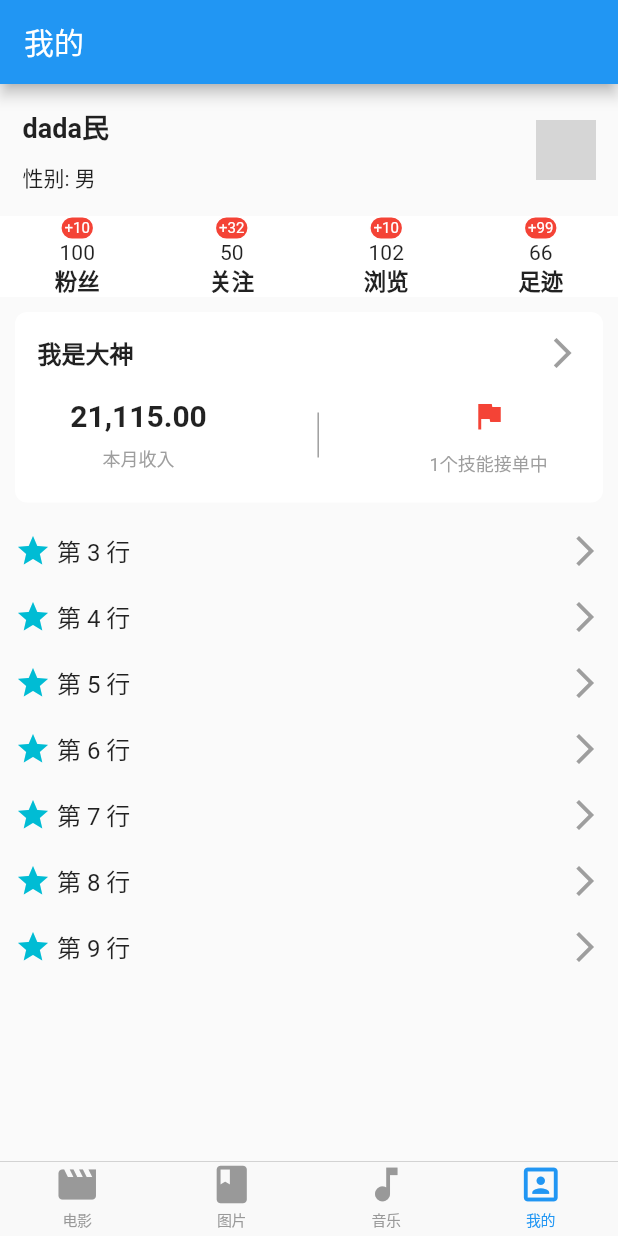
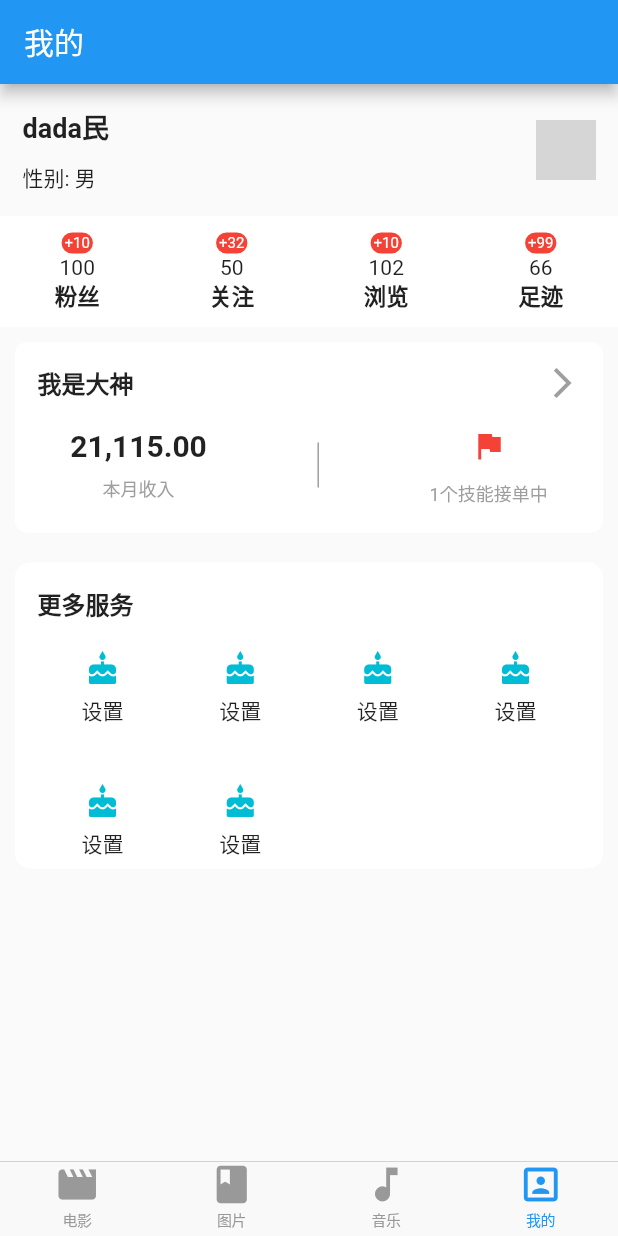
Before and after one commit to zhzpower/DouBanFlutter, a Flutter app: the screen it shows after launch, item 4 of the bottom bar chosen, on a phone screen of 412 x 824 dp. Run offline on Flutter 3.47's test engine with Material 2 defaults, Android fonts, the phone set to English and light mode, and no system bars; our stand-ins replace dio; network calls fail; statements that could not run were skipped; grey boxes are pictures that could not be loaded.

Commit message:
我的页面完成

```diff
--- a/doubanflutter/lib/views/aboutMe.dart
+++ b/doubanflutter/lib/views/aboutMe.dart
@@ -2,6 +2,7 @@ import 'package:flutter/material.dart';
 import 'package:doubanflutter/views/aboutMeViews/aboutMeHeader.dart';
 import 'package:doubanflutter/views/aboutMeViews/fansView.dart';
 import 'package:doubanflutter/views/aboutMeViews/godInfoView.dart';
+import 'package:doubanflutter/views/aboutMeViews/moreServiceView.dart';
 
 class AboutMePage extends StatefulWidget {
   @override
@@ -19,7 +20,7 @@ class _AboutMePageState extends State<AboutMePage> {
         ),
         backgroundColor: Color(0xF7F9FB),
         body: ListView.builder(
-          itemCount: 10,
+          itemCount: 4,
           itemBuilder: (context, index) {
             if (index == 0) {
               return AboutMeHeaderView();
@@ -33,31 +34,9 @@ class _AboutMePageState extends State<AboutMePage> {
             if (index == 2) {
               return GodInfoView();
             }
-
-            return Container(
-              padding: EdgeInsets.all(10),
-              child: GestureDetector(
-                child: Row(
-                  children: <Widget>[
-                    Expanded(
-                      child: Row(
-                        children: <Widget>[
-                          Icon(Icons.star, color: Colors.cyan,),
-                          Text(
-                            " 第 $index 行",
-                            style: TextStyle(fontSize: 16, fontWeight: FontWeight.normal),
-                          ),
-                        ],
-                      ),
-                    ),
-                    Icon(Icons.arrow_forward_ios, color: Colors.grey,)
-                  ],
-                ),
-                onTap: () {
-                  print("$index  哈哈");
-                },
-              ),
-            );
+            if (index == 3) {
+              return MoreServiceView(tips: "这个是我传过来的值, 哈哈哈");
+            }
           },
         ),
       );
--- a/doubanflutter/lib/views/aboutMeViews/fansView.dart
+++ b/doubanflutter/lib/views/aboutMeViews/fansView.dart
@@ -35,7 +35,9 @@ class _FansViewState extends State<FansView> {
 
   @override
     Widget build(BuildContext context) {
-      return Row(
+      return Padding(
+        padding: EdgeInsets.fromLTRB(0, 10, 0, 10),
+        child: Row(
           mainAxisAlignment: MainAxisAlignment.spaceAround,
           children: <Widget>[
             createMyView("粉丝", 100, "+10"),
@@ -43,6 +45,7 @@ class _FansViewState extends State<FansView> {
             createMyView("浏览", 102, "+10"),
             createMyView("足迹", 66, "+99"),
           ],
+        ),
       );
     }
 }
--- a/doubanflutter/lib/views/aboutMeViews/godInfoView.dart
+++ b/doubanflutter/lib/views/aboutMeViews/godInfoView.dart
@@ -70,14 +70,5 @@ class _GodInfoViewState extends State<GodInfoView> {
           ),
       );
 
-      return Container(
-        child: Padding(
-          child: Column(
-            children: <Widget>[
-
-            ],
-          ),
-        ),
-      );
     }
 }
--- /dev/null
+++ b/doubanflutter/lib/views/aboutMeViews/moreServiceView.dart
@@ -0,0 +1,66 @@
+import 'package:flutter/material.dart';
+
+class MoreServiceView extends StatefulWidget {
+
+  final tips;
+  MoreServiceView({Key key, this.tips}) : super(key :key);
+
+  @override
+    State<StatefulWidget> createState() {
+      return _MoreServiceViewState();
+    }
+}
+
+class _MoreServiceViewState extends State<MoreServiceView> {
+  @override
+    Widget build(BuildContext context) {
+      return Padding(
+        padding: EdgeInsets.all(10),
+        child: Container(
+          decoration: BoxDecoration(
+            color: Colors.white,
+            borderRadius: BorderRadius.circular(10)
+          ),
+          child: Column(
+            crossAxisAlignment: CrossAxisAlignment.start,
+            children: <Widget>[
+              Padding(
+                padding: EdgeInsets.all(15),
+                child: Text("更多服务", style: TextStyle(fontSize: 16, fontWeight: FontWeight.bold)),
+              ),
+              Container(
+                height: 150,
+                child: GridView.builder(
+                  padding: const EdgeInsets.fromLTRB(15, 5, 15, 15),
+                  gridDelegate: SliverGridDelegateWithFixedCrossAxisCount(
+                    crossAxisCount: 4,
+                    crossAxisSpacing: 5,
+                    mainAxisSpacing: 2
+                  ),
+                  itemCount: 6,
+                  itemBuilder: (context, index) {
+                    return Container(
+                      child: Column(
+                        children: <Widget>[
+                          GestureDetector(
+                            child: Icon(Icons.cake, color: Colors.cyan,),
+                            onTap: () {
+                              print(widget.tips);
+                            },
+                          ),
+                          Padding(
+                            padding: EdgeInsets.only(top: 5),
+                            child: Text('设置'),
+                          )
+                        ],
+                      ),
+                    );
+                  },
+                ),
+              ),
+            ],
+          ),
+        ),
+      );
+    }
+}
```
Lines whose indentation alone changed are shown as unchanged.
